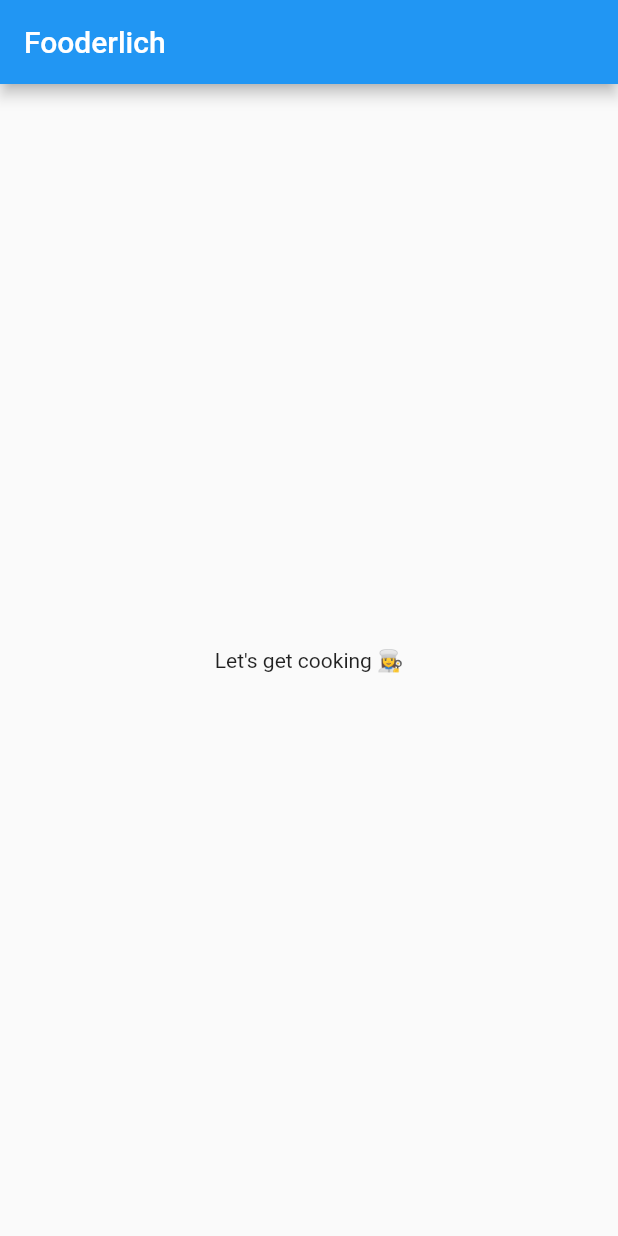
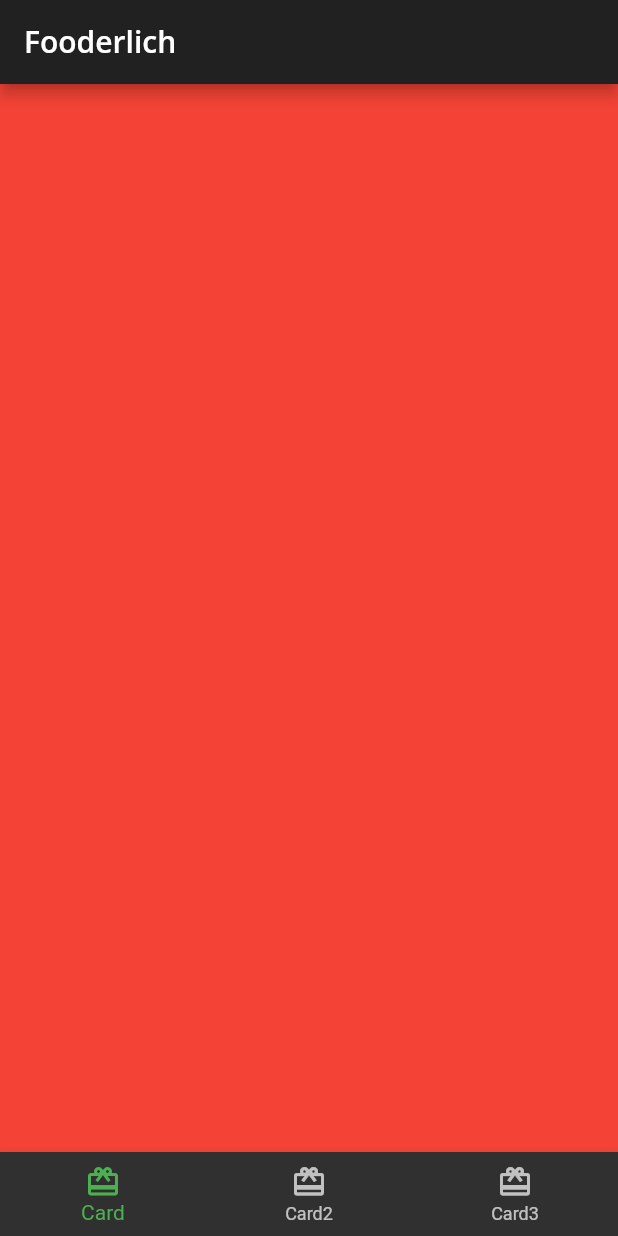
Before and after one commit to Shtajnbah/food, a Flutter app: the screen it shows after launch, on a phone screen of 412 x 824 dp. Run offline on Flutter 3.47's test engine with Material 2 defaults, Android fonts, the phone set to English and light mode, and no system bars; our stand-ins replace google_fonts.

```diff
--- /dev/null
+++ b/lib/home.dart
@@ -0,0 +1,76 @@
+import 'package:flutter/material.dart';
+
+// 1
+class Home extends StatefulWidget {
+  const Home({Key? key}) : super(key: key);
+
+  @override
+  _HomeState createState() => _HomeState();
+}
+
+class _HomeState extends State<Home> {
+  // 7
+  int _selectedIndex = 0;
+  // _ - приватная переменная
+  // отражает какая вкладка выбрана в данный момент
+
+// 8
+  static List<Widget> pages = <Widget>[
+    // TODO: Replace with Card1
+    Container(color: Colors.red),
+    // TODO: Replace with Card2
+    Container(color: Colors.green),
+    // TODO: Replace with Card3
+    Container(color: Colors.blue)
+  ];
+
+// 9
+  void _onItemTapped(int index) {
+    setState(() {
+      _selectedIndex = index;
+    });
+  }
+  // функция обрабатывает нажатые элементы панели
+  //установка индекса элемента, который нажал пользователь
+
+  @override
+  Widget build(BuildContext context) {
+    return Scaffold(
+        appBar: AppBar(
+          title: Text(
+            'Fooderlich',
+            // 2
+            style: Theme.of(context).textTheme.headline6,
+          ),
+        ),
+        // TODO: Show selected tab
+        body: pages[_selectedIndex],
+        //4
+        bottomNavigationBar: BottomNavigationBar(
+          // 5
+          selectedItemColor:
+              Theme.of(context).textSelectionTheme.selectionColor,
+          //10
+          currentIndex: _selectedIndex,
+          //сообщяет,какой элемент выделен
+          //11
+          onTap: _onItemTapped,
+          //бновляется при нажатии
+          // 6
+          items: <BottomNavigationBarItem>[
+            const BottomNavigationBarItem(
+              icon: Icon(Icons.card_giftcard),
+              label: 'Card',
+            ),
+            const BottomNavigationBarItem(
+              icon: Icon(Icons.card_giftcard),
+              label: 'Card2',
+            ),
+            const BottomNavigationBarItem(
+              icon: Icon(Icons.card_giftcard),
+              label: 'Card3',
+            ),
+          ],
+        ));
+  }
+}
--- a/lib/main.dart
+++ b/lib/main.dart
@@ -1,4 +1,6 @@
 import 'package:flutter/material.dart';
+import 'fooderlich_theme.dart';
+import 'home.dart';
 
 void main() {
   // 1
@@ -6,23 +8,16 @@ void main() {
 }
 
 class Fooderlich extends StatelessWidget {
-  // 2
   const Fooderlich({Key? key}) : super(key: key);
   @override
   Widget build(BuildContext context) {
-    // TODO: Create theme
+    final theme = FooderlichTheme.dark();
     // TODO: Apply Home widget
     // 3
     return MaterialApp(
-      // TODO: Add theme
+      theme: theme,
       title: 'Fooderlich',
-      // 4
-      home: Scaffold(
-        // TODO: Style the title
-        appBar: AppBar(title: const Text('Fooderlich')),
-        // TODO: Style the body text
-        body: const Center(child: Text('Let\'s get cooking 👩‍🍳')),
-      ),
+      home: const Home(),
     );
   }
 }
```
